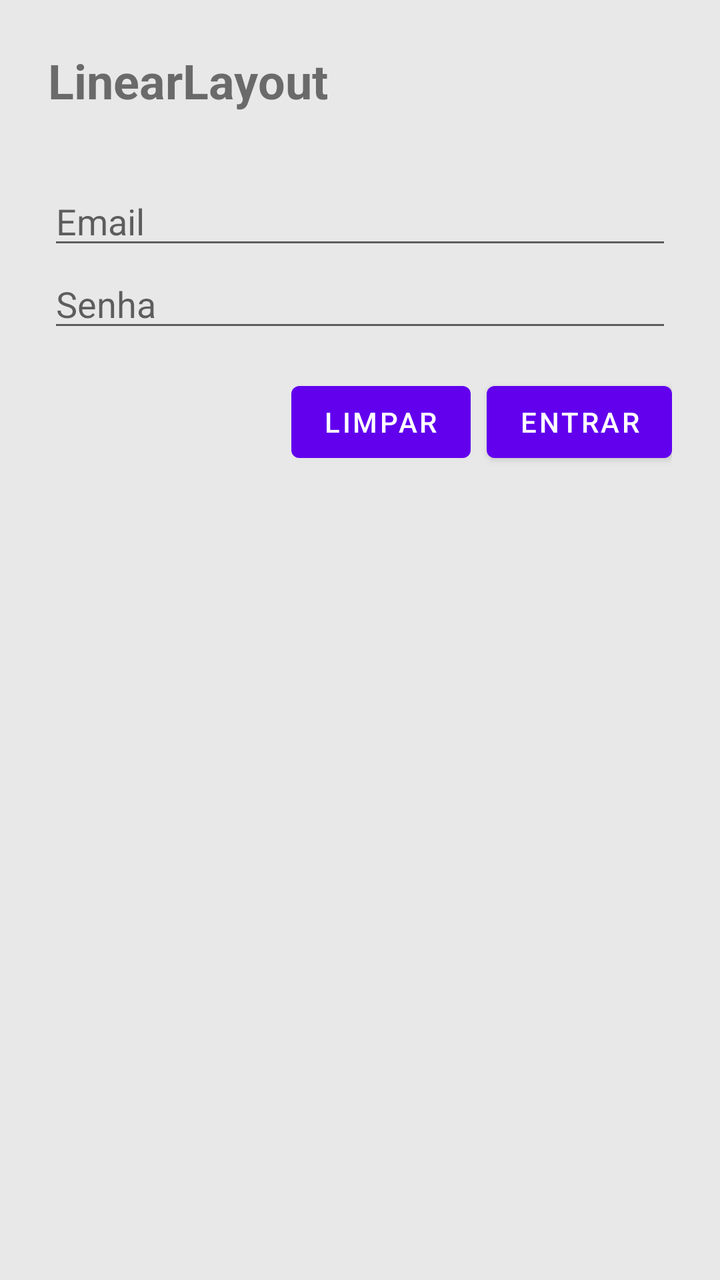
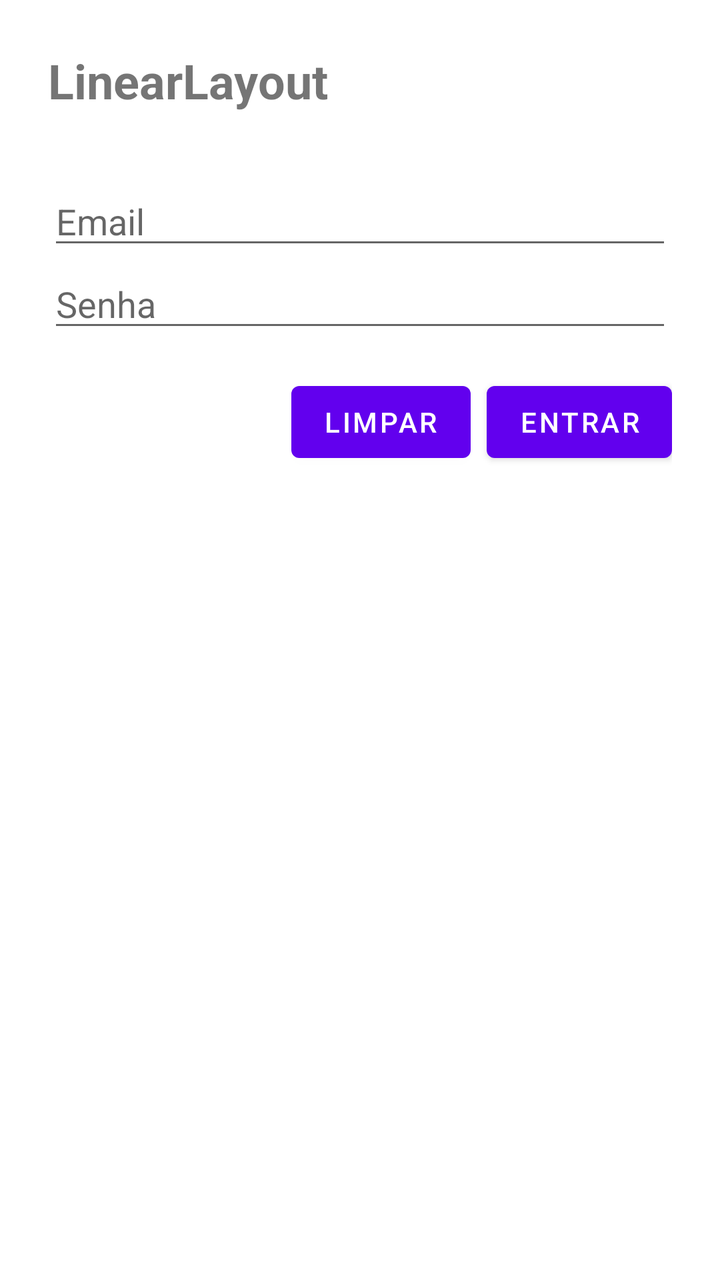

The first picture is an Android layout as it rendered before a commit; the second is the same layout after the commit. The layout source and the unified diff follow.
<!-- AndroidManifest.xml: application theme Theme.Login -->
<!-- res/layout/activity_linear_demo.xml -->
<?xml version="1.0" encoding="utf-8"?>
<LinearLayout xmlns:android="http://schemas.android.com/apk/res/android"
    android:layout_width="match_parent"
    android:layout_height="wrap_content"
    android:orientation="vertical"
    android:padding="24dp"
    android:background="#E8E8E8"
    android:layout_marginBottom="16dp">

    <TextView
        android:layout_width="wrap_content"
        android:layout_height="wrap_content"
        android:text="LinearLayout"
        android:textSize="24sp"
        android:textStyle="bold"
        android:layout_marginBottom="32dp" />

    <EditText
        android:layout_width="match_parent"
        android:layout_height="wrap_content"
        android:hint="Email" />

    <EditText
        android:layout_width="match_parent"
        android:layout_height="wrap_content"
        android:hint="Senha"
        android:inputType="textPassword" />

    <LinearLayout
        android:layout_width="match_parent"
        android:layout_height="wrap_content"
        android:orientation="horizontal"
        android:gravity="end"
        android:layout_marginTop="16dp">

        <Button
            android:layout_width="wrap_content"
            android:layout_height="wrap_content"
            android:text="Limpar"
            android:layout_marginEnd="8dp" />

        <Button
            android:layout_width="wrap_content"
            android:layout_height="wrap_content"
            android:text="Entrar" />

    </LinearLayout>

</LinearLayout>
<!-- resources referenced by this layout -->
<resources>
  <style name="Theme.Login" parent="Theme.MaterialComponents.DayNight.DarkActionBar">
          
          <item name="colorPrimary">@color/purple_500</item>
          <item name="colorPrimaryVariant">@color/purple_700</item>
          <item name="colorOnPrimary">@color/white</item>
          
          <item name="colorSecondary">@color/teal_200</item>
          <item name="colorSecondaryVariant">@color/teal_700</item>
          <item name="colorOnSecondary">@color/black</item>
          
          <item name="android:statusBarColor">?attr/colorPrimaryVariant</item>
          
      </style>
  <color name="purple_500">#FF6200EE</color>
  <color name="purple_700">#FF3700B3</color>
  <color name="white">#FFFFFFFF</color>
  <color name="teal_200">#FF03DAC5</color>
  <color name="teal_700">#FF018786</color>
  <color name="black">#FF000000</color>
</resources>

<!-- the commit's change to res/layout/activity_linear_demo.xml (unified diff, before → after) -->
@@ -4,7 +4,7 @@
     android:layout_height="wrap_content"
     android:orientation="vertical"
     android:padding="24dp"
-    android:background="#E8E8E8"
+    android:background="#FFFFFF"
     android:layout_marginBottom="16dp">
 
     <TextView
